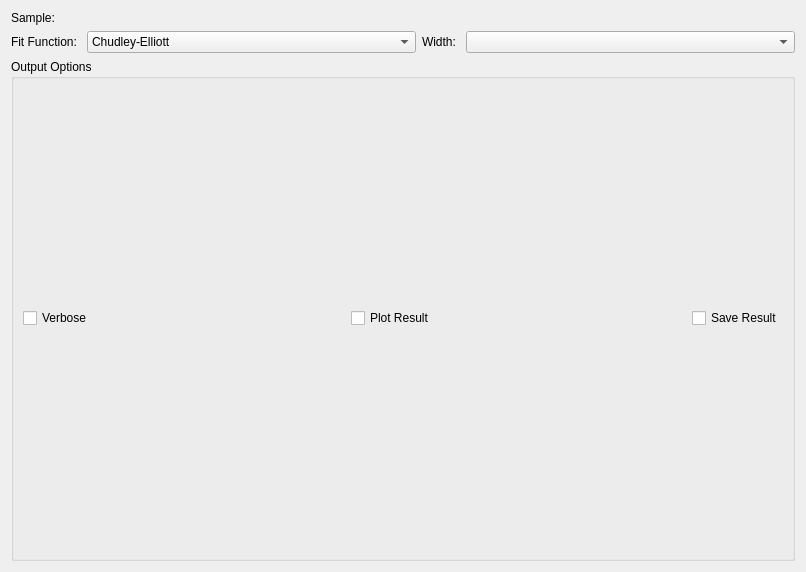
mantidproject/mantid, file Code/Mantid/MantidQt/CustomInterfaces/inc/MantidQtCustomInterfaces/JumpFit.ui: the form before one commit.
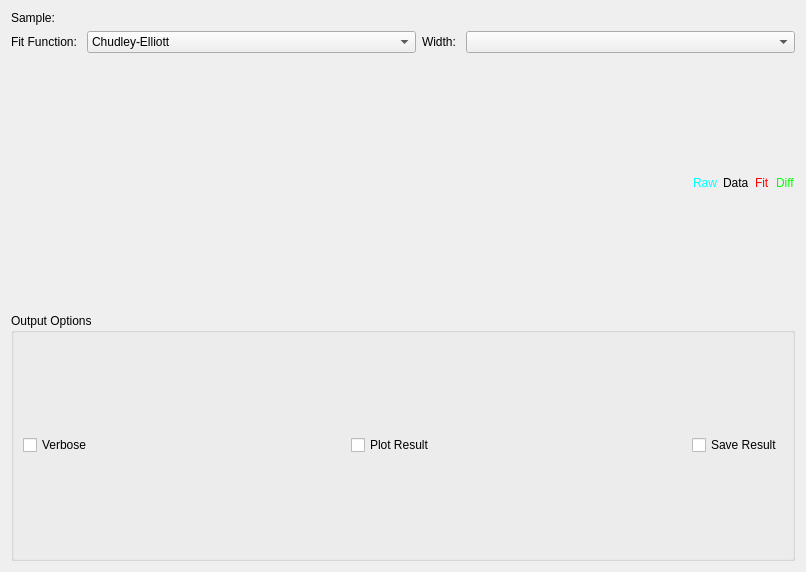
The form after the commit. Custom widgets are drawn as their Qt base class.

Commit message:
Correct JumpFit naming, imporve JumpFit preview plot
Refs #10277

```diff
--- a/Code/Mantid/MantidQt/CustomInterfaces/inc/MantidQtCustomInterfaces/JumpFit.ui
+++ b/Code/Mantid/MantidQt/CustomInterfaces/inc/MantidQtCustomInterfaces/JumpFit.ui
@@ -110,7 +110,65 @@
       <layout class="QVBoxLayout" name="treeSpace"/>
      </item>
      <item>
-      <layout class="QVBoxLayout" name="plotSpace"/>
+      <layout class="QVBoxLayout" name="plotArea">
+       <item>
+        <layout class="QVBoxLayout" name="plotSpace"/>
+       </item>
+       <item>
+        <layout class="QHBoxLayout" name="plotLegend">
+         <item>
+          <spacer name="legendSpacer">
+           <property name="orientation">
+            <enum>Qt::Horizontal</enum>
+           </property>
+           <property name="sizeHint" stdset="0">
+            <size>
+             <width>40</width>
+             <height>20</height>
+            </size>
+           </property>
+          </spacer>
+         </item>
+         <item>
+          <widget class="QLabel" name="legendData">
+           <property name="styleSheet">
+            <string notr="true">color: rgb(0, 255, 255);</string>
+           </property>
+           <property name="text">
+            <string>Raw</string>
+           </property>
+          </widget>
+         </item>
+         <item>
+          <widget class="QLabel" name="legendRaw">
+           <property name="text">
+            <string>Data</string>
+           </property>
+          </widget>
+         </item>
+         <item>
+          <widget class="QLabel" name="legendFit">
+           <property name="styleSheet">
+            <string notr="true">color: rgb(255, 0, 0);</string>
+           </property>
+           <property name="text">
+            <string>Fit</string>
+           </property>
+          </widget>
+         </item>
+         <item>
+          <widget class="QLabel" name="legendDiff">
+           <property name="styleSheet">
+            <string notr="true">color: rgb(0, 255, 0);</string>
+           </property>
+           <property name="text">
+            <string>Diff</string>
+           </property>
+          </widget>
+         </item>
+        </layout>
+       </item>
+      </layout>
      </item>
     </layout>
    </item>
```
Left out of the diff: 2 changed lines with no effect on the pictures. The commit also changes 2 other files.
